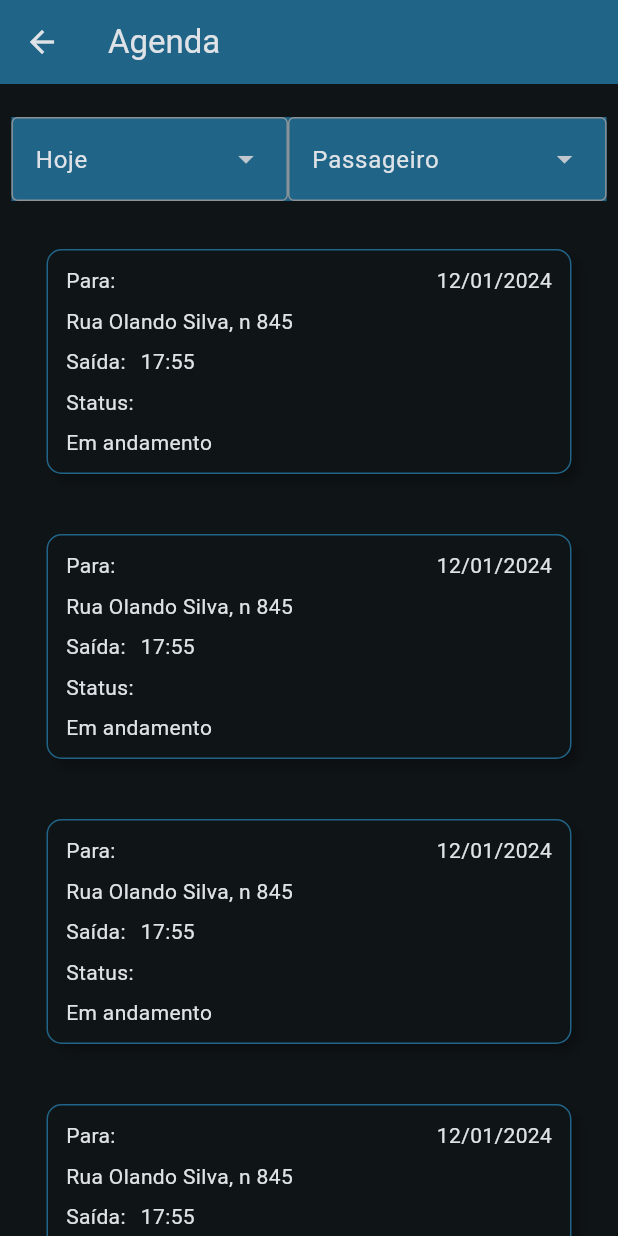
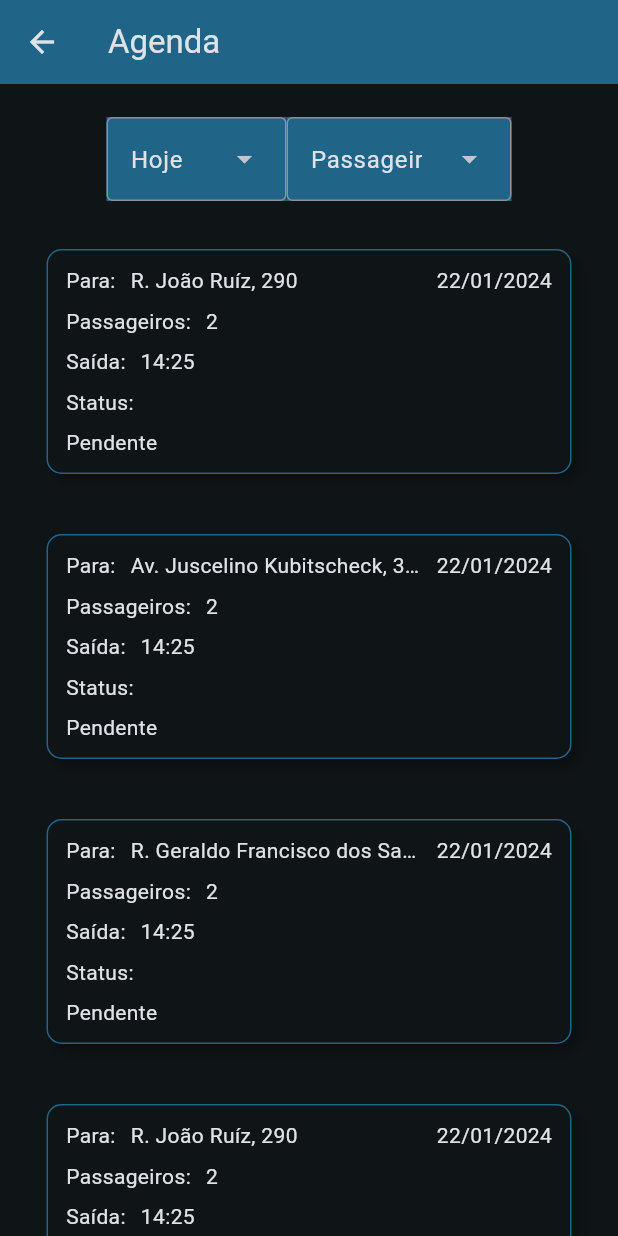
Before and after one commit to Felipe-TM/buscar-flutter, a Flutter app: the AppointmentsPage screen opened directly, on a phone screen of 412 x 824 dp. Run offline on Flutter 3.47's test engine with Material 3 defaults, Android fonts, the phone set to English and light mode, and no system bars; missing offline and left inert: inner_shadow_widget; Roboto replaces fonts that are missing (Istok Web).

Commit message:
appointments page update

```diff
--- a/lib/Widgets/appointments_page.dart
+++ b/lib/Widgets/appointments_page.dart
@@ -1,3 +1,4 @@
+import 'package:buscar/Widgets/Login/shrinkeble_button.dart';
 import 'package:flutter/material.dart';
 
 class AppointmentsPage extends StatelessWidget {
@@ -18,14 +19,41 @@ class AppointmentsPage extends StatelessWidget {
                 padding: EdgeInsets.only(top: 90),
                 child: Column(
                   children: [
-                    AppointmentTile(),
-                    AppointmentTile(),
-                    AppointmentTile(),
-                    AppointmentTile(),
-                    AppointmentTile(),
-                    AppointmentTile(),
-                    AppointmentTile(),
-                    AppointmentTile(),
+                    AppointmentTile(
+                      destination: 'R. João Ruíz, 290',
+                      numberOfPassengers: '2',
+                      departureTime: '14:25',
+                      status: 'Pendente',
+                      date: '22/01/2024',
+                    ),
+                    AppointmentTile(
+                      destination: 'Av. Juscelino Kubitscheck, 3080',
+                      numberOfPassengers: '2',
+                      departureTime: '14:25',
+                      status: 'Pendente',
+                      date: '22/01/2024',
+                    ),
+                    AppointmentTile(
+                      destination: 'R. Geraldo Francisco dos Santos',
+                      numberOfPassengers: '2',
+                      departureTime: '14:25',
+                      status: 'Pendente',
+                      date: '22/01/2024',
+                    ),
+                    AppointmentTile(
+                      destination: 'R. João Ruíz, 290',
+                      numberOfPassengers: '2',
+                      departureTime: '14:25',
+                      status: 'Pendente',
+                      date: '22/01/2024',
+                    ),
+                    AppointmentTile(
+                      destination: 'R. João Ruíz, 290',
+                      numberOfPassengers: '2',
+                      departureTime: '14:25',
+                      status: 'Pendente',
+                      date: '22/01/2024',
+                    ),
                   ],
                 ),
               ),
@@ -39,13 +67,27 @@ class AppointmentsPage extends StatelessWidget {
 }
 
 class AppointmentTile extends StatelessWidget {
+  final String destination;
+  final String numberOfPassengers;
+  final String departureTime;
+  final String status;
+  final String date;
+
   const AppointmentTile({
     super.key,
+    required this.destination,
+    required this.numberOfPassengers,
+    required this.departureTime,
+    required this.status,
+    required this.date,
   });
 
   @override
   Widget build(BuildContext context) {
-    return Padding(
+    return ShrinkebleButton(
+      shrinkScale: 0.95,
+      onPressed: () {},
+      child: Padding(
         padding: const EdgeInsets.all(20.0),
         child: SizedBox(
           height: 150,
@@ -65,29 +107,49 @@ class AppointmentTile extends StatelessWidget {
                 ),
               ],
             ),
-          child: const Padding(
-            padding: EdgeInsets.symmetric(vertical: 10, horizontal: 12),
+            child: Padding(
+              padding: const EdgeInsets.symmetric(vertical: 10, horizontal: 12),
               child: Column(
                   mainAxisAlignment: MainAxisAlignment.spaceBetween,
                   crossAxisAlignment: CrossAxisAlignment.start,
                   children: [
                     Row(
                       mainAxisAlignment: MainAxisAlignment.spaceBetween,
-                    children: [Text('Para:'), Text('12/01/2024')],
+                      children: [
+                        const Text('Para:'),
+                        Expanded(
+                            child: Padding(
+                          padding: const EdgeInsets.symmetric(horizontal: 10),
+                          child: Text(
+                            destination,
+                            overflow: TextOverflow.ellipsis,
                           ),
-                  Text('Rua Olando Silva, n 845'),
+                        )),
+                        Text(date)
+                      ],
+                    ),
                     Row(
                       children: [
-                      Text('Saída:'),
+                        const Text('Passageiros:'),
                         Padding(
-                        padding: EdgeInsets.only(left: 10),
-                        child: Text('17:55'),
+                          padding: const EdgeInsets.only(left: 10),
+                          child: Text(numberOfPassengers),
                         )
                       ],
                     ),
-                  Text('Status:'),
-                  Text('Em andamento')
+                    Row(
+                      children: [
+                        const Text('Saída:'),
+                        Padding(
+                          padding: const EdgeInsets.only(left: 10),
+                          child: Text(departureTime),
+                        )
+                      ],
+                    ),
+                    const Text('Status:'),
+                    Text(status)
                   ]),
+            ),
           ),
         ),
       ),
@@ -124,6 +186,7 @@ class ListFilters extends StatelessWidget {
               color: Theme.of(context).colorScheme.inversePrimary,
               child: const DropdownMenu<String>(
                   initialSelection: 'Hoje',
+                  width: 120,
                   enableSearch: false,
                   dropdownMenuEntries: [
                     DropdownMenuEntry(
@@ -144,6 +207,7 @@ class ListFilters extends StatelessWidget {
             Container(
               color: Theme.of(context).colorScheme.inversePrimary,
               child: const DropdownMenu(
+                  width: 150,
                   initialSelection: 'Passageiro',
                   enableSearch: false,
                   dropdownMenuEntries: [
```
Lines whose indentation alone changed are shown as unchanged.
